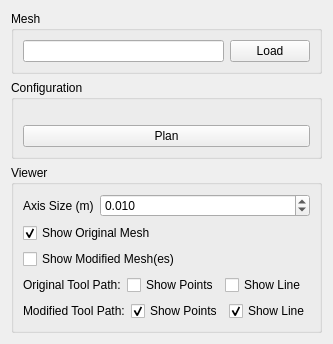
First picture: the form in noether_gui/ui/tpp_widget.ui, repository ros-industrial/noether, before the edit.
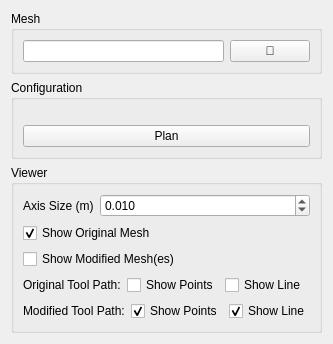
Second picture: the form after the edit.

Commit message: Improved noether layout

```diff
--- a/noether_gui/ui/tpp_widget.ui
+++ b/noether_gui/ui/tpp_widget.ui
@@ -49,7 +49,10 @@
           <item>
            <widget class="QPushButton" name="push_button_load_mesh">
             <property name="text">
-             <string>Load</string>
+             <string>📂</string>
+            </property>
+            <property name="toolTip">
+             <string>Load Mesh</string>
             </property>
            </widget>
           </item>
```
The commit also changes 2 other files.
